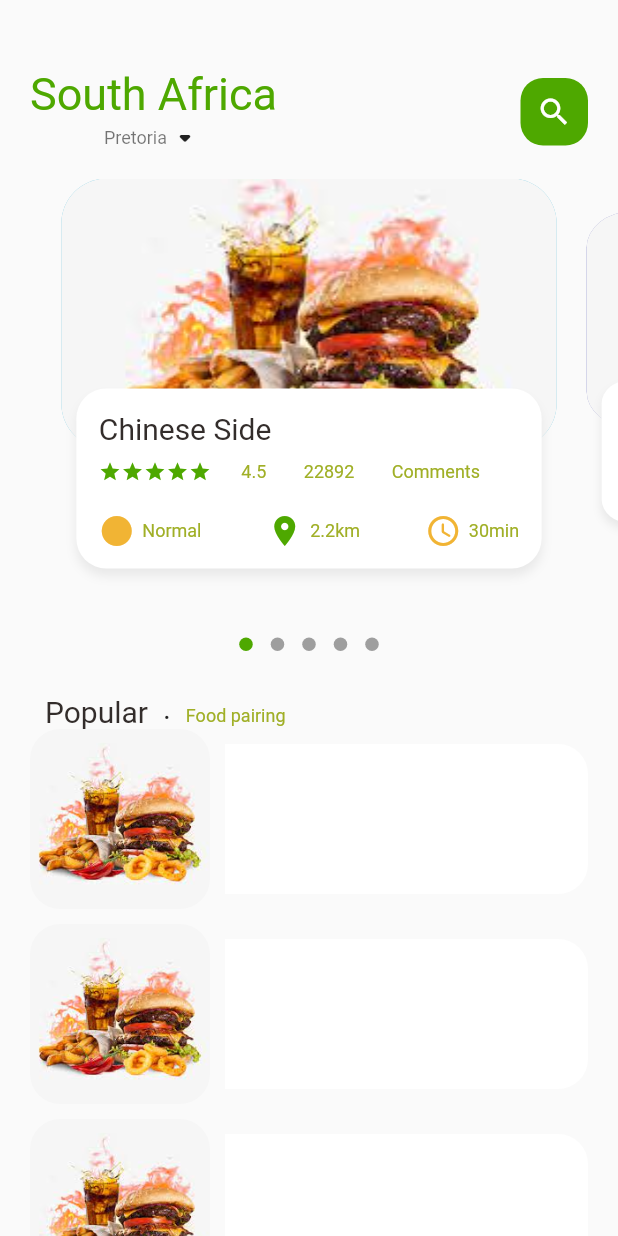
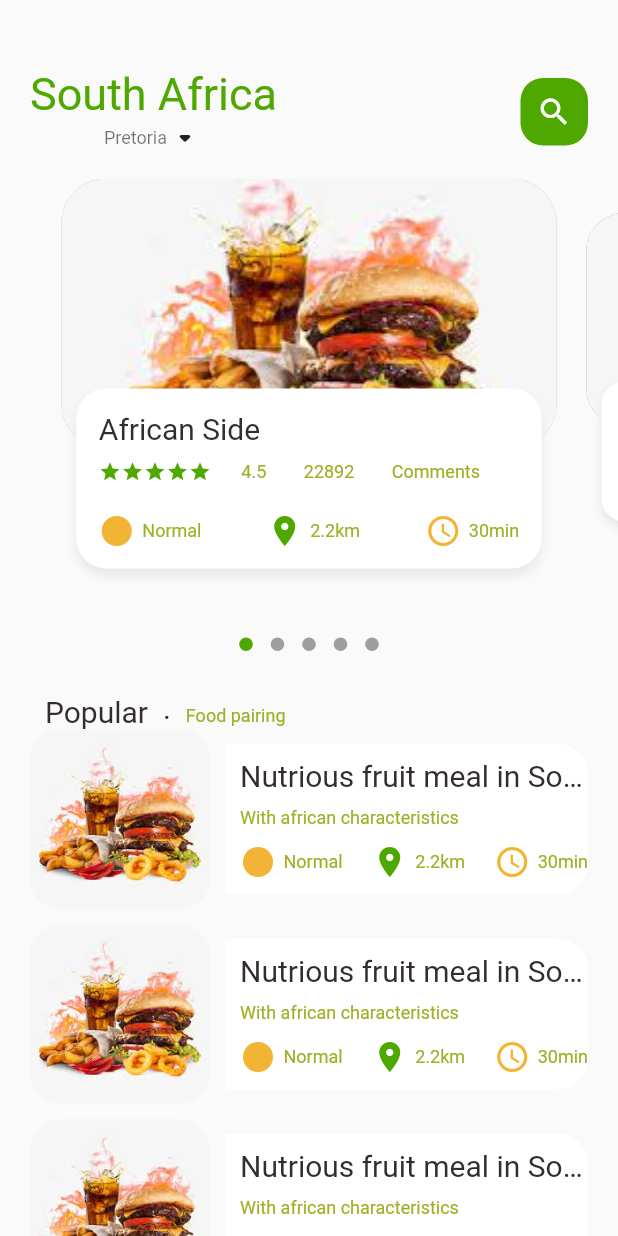
Before and after one commit to samkelo-makeleni/ecommerce_app, a Flutter app: the screen it shows after launch, on a phone screen of 412 x 824 dp. Run offline on Flutter 3.47's test engine with Material 2 defaults, Android fonts, the phone set to English and light mode, and no system bars; drawn by our look-alikes of dots_indicator; our stand-ins replace get; missing offline and left inert: dart:ffi.

Commit message:
Text container

```diff
--- a/lib/pages/food_page_body.dart
+++ b/lib/pages/food_page_body.dart
@@ -105,7 +105,8 @@ class _FoodPageBodyState extends State<FoodPageBody> {
               itemCount: 10,
               itemBuilder: ((context, index) {
                 return Container(
-                  margin: const EdgeInsets.only(left: 20, right: 20, bottom: 10),
+                    margin:
+                        const EdgeInsets.only(left: 20, right: 20, bottom: 10),
                     child: Row(
                       children: [
                         //image container
@@ -115,15 +116,16 @@ class _FoodPageBodyState extends State<FoodPageBody> {
                           decoration: BoxDecoration(
                               borderRadius: BorderRadius.circular(20),
                               color: Colors.white38,
-                          image : const DecorationImage(
+                              image: const DecorationImage(
                                 fit: BoxFit.cover,
-                          image: AssetImage(
-                          "assets/images/food11.jpeg"), )
-
-                        ),
+                                image: AssetImage("assets/images/food11.jpeg"),
+                              )),
                         ),
                         //Text container
-                     const SizedBox(width: 10,),
+                        const SizedBox(
+                          width: 10,
+                        ),
+
                         Expanded(
                           child: Container(
                             height: 100,
@@ -134,10 +136,52 @@ class _FoodPageBodyState extends State<FoodPageBody> {
                                 bottomRight: Radius.circular(20),
                               ),
                               color: Colors.white,
-
+                            ),
+                            child: Padding(
+                              padding: const EdgeInsets.only(left: 10),
+                              child: Column(
+                                crossAxisAlignment: CrossAxisAlignment.start,
+                                mainAxisAlignment: MainAxisAlignment.center,
+                                children: [
+                                  PrimaryText(
+                                      text:
+                                          "Nutrious fruit meal in South Africa"),
+                                          const SizedBox(height: 10,),
+                                  SecondaryText(
+                                      text: "With african characteristics"),
+                                       const SizedBox(height: 10,),
+                                  Row(
+                                    mainAxisAlignment:
+                                        MainAxisAlignment.spaceBetween,
+                                    children: const [
+                                      IconAndTexWidget(
+                                        text: "Normal",
+                                        icon: Icons.circle_sharp,
+                                        iconColor: AppColors.yellowTextColor,
+                                      ),
+                                      // SizedBox(
+                                      //   width: 25,
+                                      // ),
+                                      IconAndTexWidget(
+                                        text: "2.2km",
+                                        icon: Icons.location_on,
+                                        iconColor: AppColors.greenColor,
+                                      ),
+                                      // SizedBox(
+                                      //   width: 25,
+                                      // ),
+                                      IconAndTexWidget(
+                                        text: "30min",
+                                        icon: Icons.access_time_rounded,
+                                        iconColor: AppColors.yellowTextColor,
+                                      ),
+                                    ],
+                                  ),
+                                ],
                               ),
                             ),
-                     )
+                          ),
+                        ),
                       ],
                     ));
               })),
@@ -234,7 +278,7 @@ class _FoodPageBodyState extends State<FoodPageBody> {
               child: Column(
                 crossAxisAlignment: CrossAxisAlignment.start,
                 children: [
-                  PrimaryText(text: "Chinese Side"),
+                  PrimaryText(text: "African Side"),
                   const SizedBox(
                     height: 10,
                   ),
@@ -292,7 +336,7 @@ class _FoodPageBodyState extends State<FoodPageBody> {
                         iconColor: AppColors.yellowTextColor,
                       ),
                     ],
-                  )
+                  ),
                 ],
               ),
             ),
```
Lines whose indentation alone changed are shown as unchanged.
